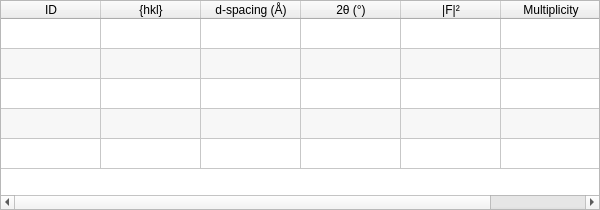
This is hexrd/ui/resources/ui/reflections_table.ui in HEXRD/hexrdgui as Qt 5 draws it before an edit. The edited form follows.
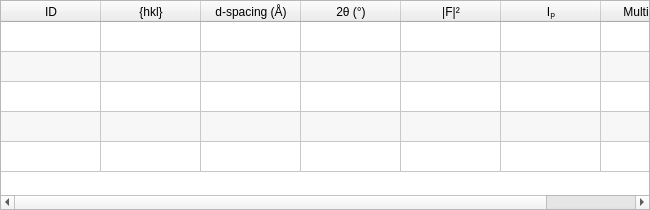
This is the edited form.

Commit message:
Add powder intensity to reflections table
This was recently added in hexrd/hexrd#323

Fixes: #1042

```diff
--- a/hexrd/ui/resources/ui/reflections_table.ui
+++ b/hexrd/ui/resources/ui/reflections_table.ui
@@ -6,7 +6,7 @@
    <rect>
     <x>0</x>
     <y>0</y>
-    <width>600</width>
+    <width>650</width>
     <height>210</height>
    </rect>
   </property>
@@ -53,7 +53,7 @@
       <number>5</number>
      </property>
      <property name="columnCount">
-      <number>6</number>
+      <number>7</number>
      </property>
      <attribute name="horizontalHeaderCascadingSectionResizes">
       <bool>true</bool>
@@ -100,6 +100,11 @@
        <string>|F|²</string>
       </property>
      </column>
+     <column>
+      <property name="text">
+       <string>Iₚ</string>
+      </property>
+     </column>
      <column>
       <property name="text">
        <string>Multiplicity</string>
```
The commit also changes 1 other file.
